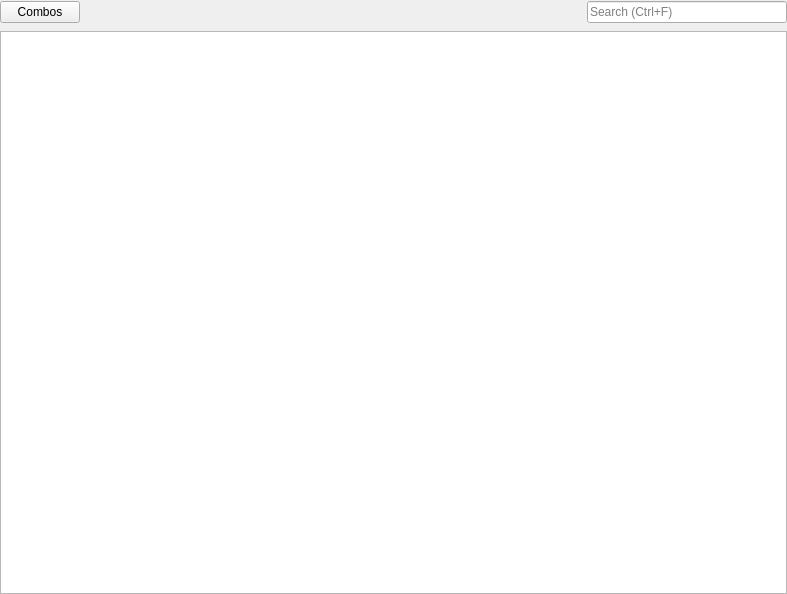
Before: the Qt Designer form Beeftext/Combo/ComboTableWidget.ui in xmichelo/Beeftext, drawn with Qt 5.
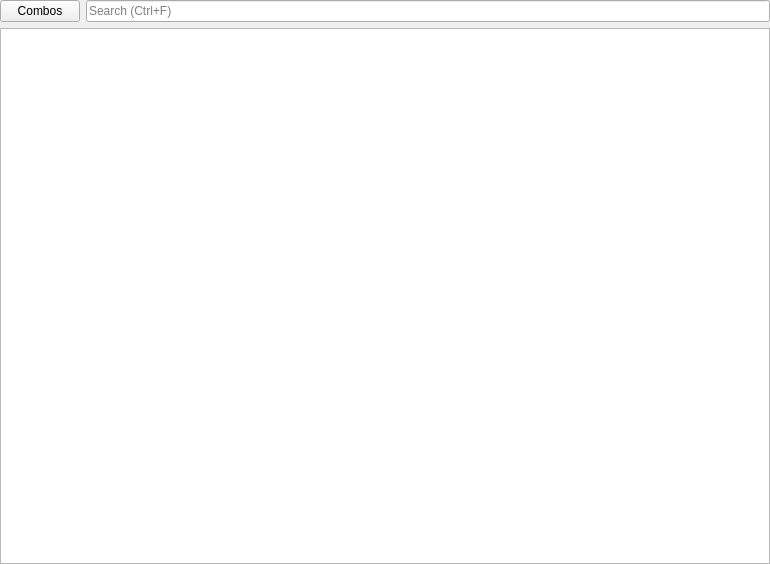
After: the same form once the commit is applied.

Commit message: Search bar in main window now uses all available space.

```diff
--- a/Beeftext/Combo/ComboTableWidget.ui
+++ b/Beeftext/Combo/ComboTableWidget.ui
@@ -6,8 +6,8 @@
    <rect>
     <x>0</x>
     <y>0</y>
-    <width>787</width>
-    <height>594</height>
+    <width>770</width>
+    <height>564</height>
    </rect>
   </property>
   <property name="windowTitle">
@@ -35,19 +35,6 @@
        </property>
       </widget>
      </item>
-     <item>
-      <spacer name="horizontalSpacer">
-       <property name="orientation">
-        <enum>Qt::Horizontal</enum>
-       </property>
-       <property name="sizeHint" stdset="0">
-        <size>
-         <width>40</width>
-         <height>25</height>
-        </size>
-       </property>
-      </spacer>
-     </item>
      <item>
       <widget class="QLineEdit" name="editSearch">
        <property name="minimumSize">
@@ -56,12 +43,6 @@
          <height>0</height>
         </size>
        </property>
-       <property name="maximumSize">
-        <size>
-         <width>200</width>
-         <height>16777215</height>
-        </size>
-       </property>
        <property name="placeholderText">
         <string>Search (Ctrl+F)</string>
        </property>
```
